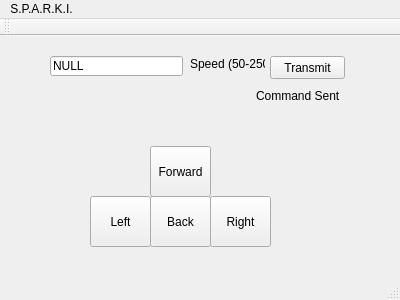
Above: mainwindow.ui from benjaminmakowsky/S.P.A.R.K.I before the change. Below: the same form after it.
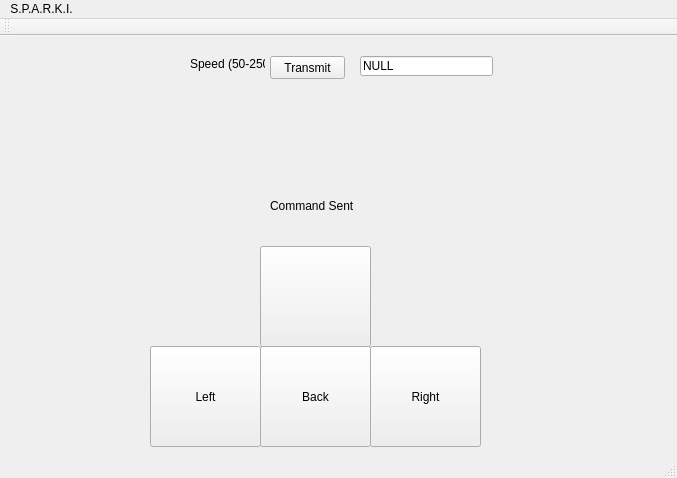
That is the form after the change. Icons and pictures are not drawn.

Commit message: Successful implementation of driving while button pushed

```diff
--- a/mainwindow.ui
+++ b/mainwindow.ui
@@ -6,8 +6,8 @@
    <rect>
     <x>0</x>
     <y>0</y>
-    <width>400</width>
-    <height>300</height>
+    <width>677</width>
+    <height>478</height>
    </rect>
   </property>
   <property name="windowTitle">
@@ -17,14 +17,24 @@
    <widget class="QToolButton" name="forwardButton">
     <property name="geometry">
      <rect>
-      <x>150</x>
-      <y>110</y>
-      <width>61</width>
-      <height>51</height>
+      <x>260</x>
+      <y>210</y>
+      <width>111</width>
+      <height>101</height>
      </rect>
     </property>
     <property name="text">
-     <string>Forward</string>
+     <string/>
+    </property>
+    <property name="icon">
+     <iconset>
+      <normaloff>../../../../Downloads/SPARKI Icons/Alarm-Arrow-Up-icon.png</normaloff>../../../../Downloads/SPARKI Icons/Alarm-Arrow-Up-icon.png</iconset>
+    </property>
+    <property name="iconSize">
+     <size>
+      <width>100</width>
+      <height>100</height>
+     </size>
     </property>
     <property name="autoRepeat">
      <bool>false</bool>
@@ -36,46 +46,79 @@
    <widget class="QToolButton" name="toolButton_2">
     <property name="geometry">
      <rect>
-      <x>150</x>
-      <y>160</y>
-      <width>61</width>
-      <height>51</height>
+      <x>260</x>
+      <y>310</y>
+      <width>111</width>
+      <height>101</height>
      </rect>
     </property>
     <property name="text">
      <string>Back</string>
     </property>
+    <property name="icon">
+     <iconset>
+      <normaloff>../../../../Downloads/SPARKI Icons/Alarm-Arrow-Down-icon.png</normaloff>../../../../Downloads/SPARKI Icons/Alarm-Arrow-Down-icon.png</iconset>
+    </property>
+    <property name="iconSize">
+     <size>
+      <width>100</width>
+      <height>100</height>
+     </size>
+    </property>
    </widget>
    <widget class="QToolButton" name="toolButton_3">
     <property name="geometry">
      <rect>
-      <x>210</x>
-      <y>160</y>
-      <width>61</width>
-      <height>51</height>
+      <x>370</x>
+      <y>310</y>
+      <width>111</width>
+      <height>101</height>
      </rect>
     </property>
     <property name="text">
      <string>Right</string>
     </property>
+    <property name="icon">
+     <iconset>
+      <normaloff>../../../../Downloads/SPARKI Icons/Alarm-Arrow-Right-icon.png</normaloff>../../../../Downloads/SPARKI Icons/Alarm-Arrow-Right-icon.png</iconset>
+    </property>
+    <property name="iconSize">
+     <size>
+      <width>100</width>
+      <height>100</height>
+     </size>
+    </property>
    </widget>
    <widget class="QToolButton" name="toolButton_4">
     <property name="geometry">
      <rect>
-      <x>90</x>
-      <y>160</y>
-      <width>61</width>
-      <height>51</height>
+      <x>150</x>
+      <y>310</y>
+      <width>111</width>
+      <height>101</height>
      </rect>
     </property>
+    <property name="autoFillBackground">
+     <bool>false</bool>
+    </property>
     <property name="text">
      <string>Left</string>
     </property>
+    <property name="icon">
+     <iconset>
+      <normaloff>../../../../Downloads/SPARKI Icons/Alarm-Arrow-Left-icon.png</normaloff>../../../../Downloads/SPARKI Icons/Alarm-Arrow-Left-icon.png</iconset>
+    </property>
+    <property name="iconSize">
+     <size>
+      <width>100</width>
+      <height>100</height>
+     </size>
+    </property>
    </widget>
    <widget class="QLineEdit" name="lineEdit">
     <property name="geometry">
      <rect>
-      <x>50</x>
+      <x>360</x>
       <y>20</y>
       <width>133</width>
       <height>20</height>
@@ -104,8 +147,8 @@
    <widget class="QLabel" name="label">
     <property name="geometry">
      <rect>
-      <x>256</x>
-      <y>50</y>
+      <x>270</x>
+      <y>160</y>
       <width>101</width>
       <height>20</height>
      </rect>
@@ -139,7 +182,7 @@
     <rect>
      <x>0</x>
      <y>0</y>
-     <width>400</width>
+     <width>677</width>
      <height>21</height>
     </rect>
    </property>
```
Left out of the diff: 6 changed lines with no effect on the pictures. The commit also changes 2 other files.
